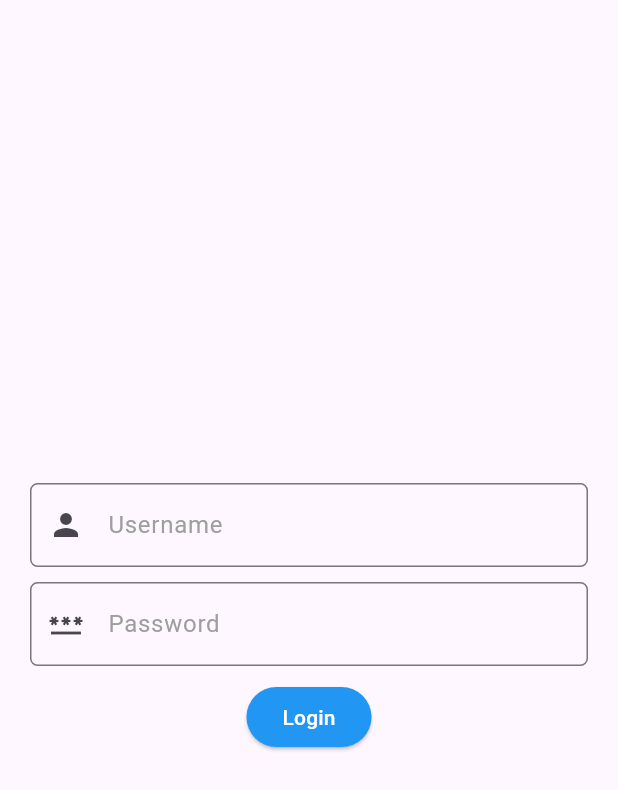
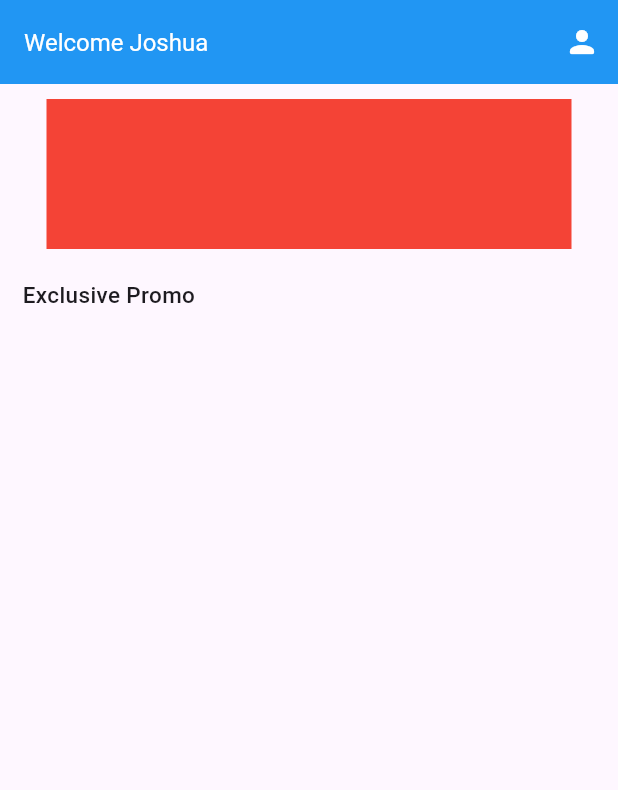
Before and after one commit to meshachvijaya/my_flutter_app, a Flutter app: the screen it shows after launch, after a tap on "Login", on a phone screen of 412 x 824 dp. Shown: the top 790 px of the screen. Run offline on Flutter 3.47's test engine with Material 3 defaults, Android fonts, the phone set to English and light mode, and no system bars.

Commit message:
Adding Home Menu

```diff
--- /dev/null
+++ b/lib/home.dart
@@ -0,0 +1,58 @@
+import 'package:flutter/material.dart';
+
+void main() {
+  runApp(const Home());
+}
+
+class Home extends StatefulWidget {
+  const Home({super.key});
+
+  @override
+  State<Home> createState() => _HomeState();
+}
+
+class _HomeState extends State<Home> {
+  String yourName = "Joshua";
+
+  @override
+  Widget build(BuildContext context) {
+    return Scaffold(
+      appBar: AppBar(
+        title: Text(
+          "Welcome " + yourName,
+          style: const TextStyle(color: Colors.white, fontSize: 16),
+        ),
+        backgroundColor: Colors.blue,
+        actions: [
+          IconButton(
+              onPressed: () {},
+              icon: const Icon(
+                Icons.person_rounded,
+                color: Colors.white,
+              ))
+        ],
+      ),
+      body: Column(
+        children: [
+          Center(
+            child: Container(
+              margin: const EdgeInsets.fromLTRB(10, 10, 10, 20),
+              width: 350,
+              height: 100,
+              color: Colors.red,
+            ),
+          ),
+          const Align(
+              alignment: Alignment.centerLeft,
+              child: Padding(
+                padding: const EdgeInsets.only(left: 15),
+                child: Text(
+                  "Exclusive Promo",
+                  style: TextStyle(fontSize: 15, fontWeight: FontWeight.w500),
+                ),
+              )),
+        ],
+      ),
+    );
+  }
+}
--- a/lib/login.dart
+++ b/lib/login.dart
@@ -1,4 +1,5 @@
 import 'package:flutter/material.dart';
+import 'package:my_flutter_app/home.dart';
 
 void main() {
   runApp(const Login());
@@ -12,7 +13,7 @@ class Login extends StatelessWidget {
     return Scaffold(
       body: Center(
         child: Container(
-          margin: EdgeInsets.only(left: 20, right: 20),
+          margin: const EdgeInsets.only(left: 20, right: 20),
           child: Column(
             mainAxisAlignment: MainAxisAlignment.center,
             children: [
@@ -41,8 +42,17 @@ class Login extends StatelessWidget {
                 ),
               ),
               ElevatedButton(
-                onPressed: () {},
-                child: Text("Login", style: TextStyle(color: Colors.white)), style: ButtonStyle(backgroundColor: MaterialStateProperty.all<Color>(Colors.blue)),
+                onPressed: () {
+                  Navigator.pushReplacement(context,
+                      MaterialPageRoute(builder: (context) {
+                    return Home();
+                  }));
+                },
+                style: ButtonStyle(
+                    backgroundColor:
+                        MaterialStateProperty.all<Color>(Colors.blue)),
+                child:
+                    const Text("Login", style: TextStyle(color: Colors.white)),
               )
             ],
           ),
--- a/lib/main.dart
+++ b/lib/main.dart
@@ -10,7 +10,7 @@ class MyApp extends StatelessWidget {
 
   @override
   Widget build(BuildContext context) {
-    return MaterialApp(
+    return const MaterialApp(
       home: Login(),
     );
   }
```
